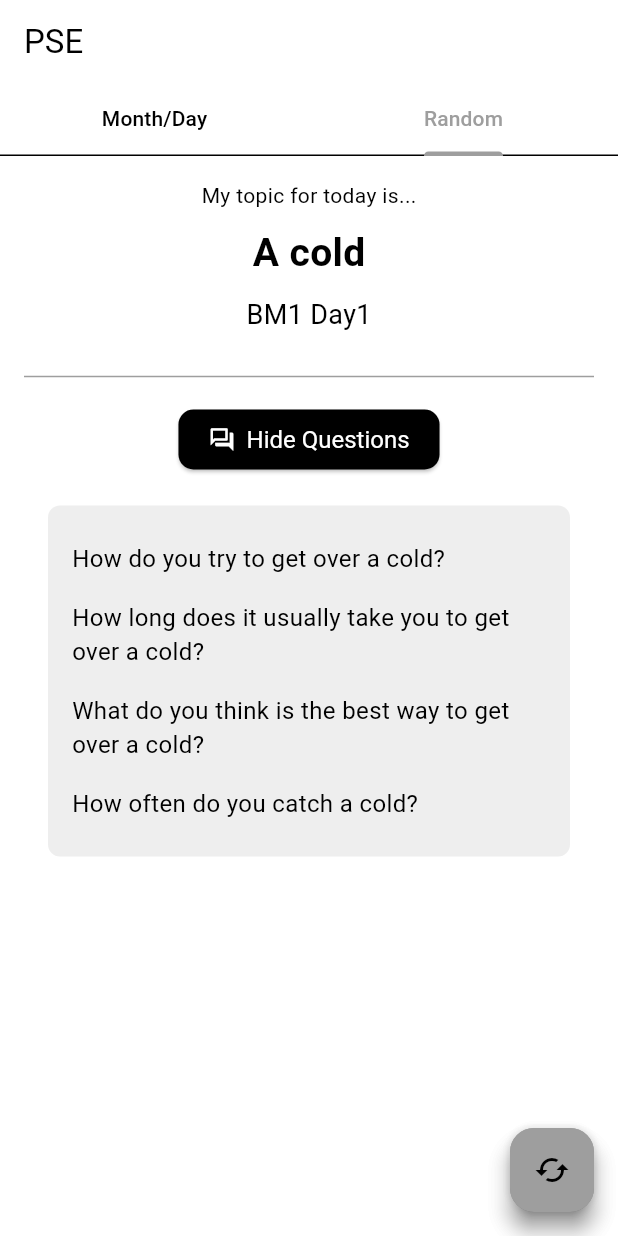
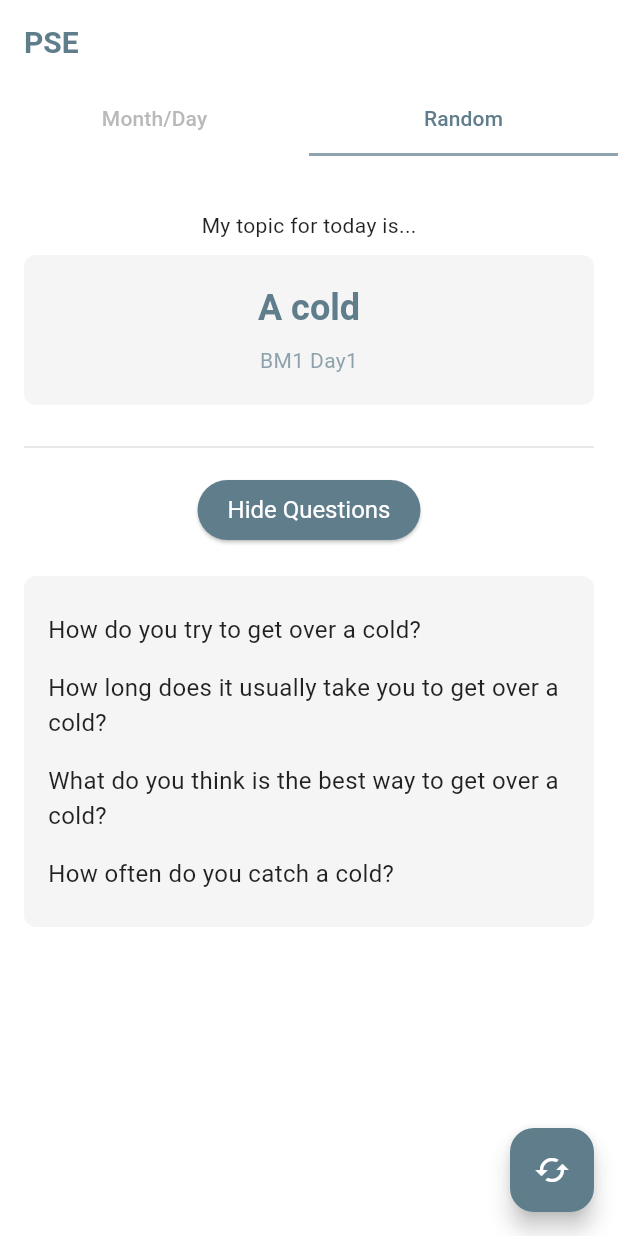
Before and after one commit to sohnsmith/pseacademy, a Flutter app: the screen it shows after launch, tab 2 chosen, after a tap on "Show Questions", on a phone screen of 412 x 824 dp. Run offline on Flutter 3.47's test engine with Material 3 defaults, Android fonts, the light colour scheme and no system bars; Roboto replaces fonts that are missing (Pretendard).

Commit message:
design update 002

```diff
--- a/lib/main.dart
+++ b/lib/main.dart
@@ -2,6 +2,7 @@ import 'package:flutter/material.dart';
 import 'package:provider/provider.dart';
 import 'screens/home_page.dart';
 import 'providers/topic_provider.dart';
+import 'theme.dart';
 
 void main() {
   runApp(
@@ -21,37 +22,8 @@ class MyApp extends StatelessWidget {
   Widget build(BuildContext context) {
     return MaterialApp(
       title: 'PSE',
-      theme: _buildThemeData(),
+      theme: buildThemeData(),
       home: const MyHomePage(title: 'PSE'),
     );
   }
-
-  ThemeData _buildThemeData() {
-    return ThemeData(
-      materialTapTargetSize: MaterialTapTargetSize.padded,
-      appBarTheme: const AppBarTheme(
-        backgroundColor: Colors.white,
-        elevation: 0,
-      ),
-      fontFamily: 'Pretendard',
-      colorScheme: ColorScheme.fromSwatch(
-        primarySwatch: Colors.grey,
-        backgroundColor: Colors.white,
-        brightness: Brightness.light,
-      ),
-      elevatedButtonTheme: ElevatedButtonThemeData(
-        style: ButtonStyle(
-          shape: MaterialStatePropertyAll(
-            RoundedRectangleBorder(borderRadius: BorderRadius.circular(10)),
-          ),
-          textStyle: const MaterialStatePropertyAll(
-              TextStyle(fontWeight: FontWeight.bold, fontSize: 16)),
-          padding: const MaterialStatePropertyAll(
-              EdgeInsets.symmetric(vertical: 20)),
-          backgroundColor: MaterialStateProperty.all(Colors.black),
-          foregroundColor: MaterialStateProperty.all(Colors.white),
-        ),
-      ),
-    );
-  }
 }
--- a/lib/screens/home_page.dart
+++ b/lib/screens/home_page.dart
@@ -1,8 +1,9 @@
 import 'package:flutter/material.dart';
 import 'package:provider/provider.dart';
 import '../providers/topic_provider.dart';
-import 'topic_by_day.dart';
-import 'random_topic.dart';
+import '../widgets/question_list.dart';
+import '../widgets/toggle_questions_button.dart';
+import '../widgets/floating_action_buttons.dart';
 
 class MyHomePage extends StatefulWidget {
   const MyHomePage({super.key, required this.title});
@@ -13,124 +14,114 @@ class MyHomePage extends StatefulWidget {
   State<MyHomePage> createState() => _MyHomePageState();
 }
 
-class _MyHomePageState extends State<MyHomePage> {
-  int _currentIndex = 0;
+class _MyHomePageState extends State<MyHomePage>
+    with SingleTickerProviderStateMixin {
+  late TabController _tabController;
+
+  @override
+  void initState() {
+    super.initState();
+    _tabController = TabController(length: 2, vsync: this);
+    _tabController.addListener(_handleTabSelection);
+  }
+
+  @override
+  void dispose() {
+    _tabController.removeListener(_handleTabSelection);
+    _tabController.dispose();
+    super.dispose();
+  }
+
+  void _handleTabSelection() {
+    setState(() {});
+  }
 
   @override
   Widget build(BuildContext context) {
-    return DefaultTabController(
-      length: 2,
-      child: Scaffold(
+    return Scaffold(
       appBar: AppBar(
         title: Text(widget.title),
         bottom: TabBar(
-            onTap: (index) {
-              setState(() {
-                _currentIndex = index;
-              });
-            },
+          controller: _tabController,
+          indicatorSize: TabBarIndicatorSize.tab,
+          indicator: UnderlineTabIndicator(
+            borderSide:
+                BorderSide(color: Theme.of(context).primaryColor, width: 2.0),
+          ),
           tabs: const [
             Tab(text: "Month/Day"),
             Tab(text: "Random"),
           ],
         ),
       ),
-        body: const TabBarView(
+      body: Padding(
+        padding: const EdgeInsets.all(16.0),
+        child: Column(
+          crossAxisAlignment: CrossAxisAlignment.center,
           children: [
-            TopicByDay(),
-            RandomTopic(),
+            const SizedBox(height: 20), // 여백 추가
+            const Text("My topic for today is..."),
+            const SizedBox(height: 10),
+            Consumer<TopicProvider>(
+              builder: (context, topicProvider, child) {
+                return Column(
+                  crossAxisAlignment: CrossAxisAlignment.center,
+                  children: [
+                    Container(
+                      width: double.infinity,
+                      height: 100, // 고정 높이
+                      padding: const EdgeInsets.all(16.0),
+                      decoration: BoxDecoration(
+                        color: Colors.grey.withOpacity(0.1), // 아주 연한 배경색
+                        borderRadius: BorderRadius.circular(8.0),
+                      ),
+                      child: Column(
+                        crossAxisAlignment: CrossAxisAlignment.center,
+                        mainAxisAlignment: MainAxisAlignment.center,
+                        children: [
+                          Text(
+                            topicProvider.currentTopic.name,
+                            style: Theme.of(context)
+                                .textTheme
+                                .titleLarge
+                                ?.copyWith(fontSize: 24), // 폰트 크기 증가
+                          ),
+                          const SizedBox(height: 10),
+                          Text(
+                            "${topicProvider.currentTopic.month} Day${topicProvider.currentTopic.day}",
+                            style: Theme.of(context)
+                                .textTheme
+                                .bodyMedium
+                                ?.copyWith(
+                                    color: Colors.blueGrey
+                                        .withOpacity(0.7)), // 폰트 색상 더 연하게
+                          ),
                         ],
                       ),
-        floatingActionButton: _currentIndex == 0
-            ? _buildMonthDayFAB(context)
-            : _buildRandomFAB(context),
                     ),
-    );
-  }
-
-  Widget _buildMonthDayFAB(BuildContext context) {
-    return Column(
-      mainAxisAlignment: MainAxisAlignment.end,
-      children: <Widget>[
-        FloatingActionButton(
-          onPressed: () => _selectMonth(context),
-          tooltip: 'Select Month',
-          child: const Icon(Icons.calendar_today),
+                    const SizedBox(height: 20),
+                    Divider(color: Theme.of(context).dividerColor),
+                    const SizedBox(height: 10),
+                    const ToggleQuestionsButton(),
+                    const SizedBox(height: 20),
+                    if (topicProvider.showQuestions)
+                      Container(
+                        padding: const EdgeInsets.all(16.0),
+                        decoration: BoxDecoration(
+                          color: Colors.grey.withOpacity(0.1), // 아주 연한 배경색
+                          borderRadius: BorderRadius.circular(8.0),
                         ),
-        const SizedBox(height: 10),
-        FloatingActionButton(
-          onPressed: () => _selectDay(context),
-          tooltip: 'Select Day',
-          child: const Icon(Icons.date_range),
-        ),
-      ],
-    );
-  }
-
-  Widget _buildRandomFAB(BuildContext context) {
-    final topicProvider = Provider.of<TopicProvider>(context, listen: false);
-    return FloatingActionButton(
-      onPressed: topicProvider.incrementCounter,
-      tooltip: 'Random Topic',
-      child: const Icon(Icons.cached),
-    );
-  }
-
-  void _selectMonth(BuildContext context) {
-    final topicProvider = Provider.of<TopicProvider>(context, listen: false);
-    showModalBottomSheet(
-      context: context,
-      builder: (BuildContext context) {
-        return Column(
-          mainAxisSize: MainAxisSize.min,
-          children: <Widget>[
-            ListTile(
-              title: const Text('BM1'),
-              onTap: () {
-                topicProvider.setSelectedMonth('BM1');
-                Navigator.pop(context);
-              },
-            ),
-            ListTile(
-              title: const Text('BM2'),
-              onTap: () {
-                topicProvider.setSelectedMonth('BM2');
-                Navigator.pop(context);
-              },
-            ),
-            ListTile(
-              title: const Text('BM3'),
-              onTap: () {
-                topicProvider.setSelectedMonth('BM3');
-                Navigator.pop(context);
-              },
+                        child: QuestionList(
+                            questions: topicProvider.currentTopic.questions),
                       ),
                   ],
                 );
               },
-    );
-  }
-
-  void _selectDay(BuildContext context) {
-    final topicProvider = Provider.of<TopicProvider>(context, listen: false);
-    showModalBottomSheet(
-      context: context,
-      builder: (BuildContext context) {
-        return SizedBox(
-          height: 300,
-          child: ListView(
-            children: List<Widget>.generate(20, (int index) {
-              return ListTile(
-                title: Text('Day ${index + 1}'),
-                onTap: () {
-                  topicProvider.setSelectedDay(index + 1);
-                  Navigator.pop(context);
-                },
-              );
-            }),
             ),
-        );
-      },
+          ],
+        ),
+      ),
+      floatingActionButton: buildFloatingActionButton(context, _tabController),
     );
   }
 }
--- a/lib/screens/random_topic.dart
+++ /dev/null
@@ -1,56 +0,0 @@
-import 'package:flutter/material.dart';
-import 'package:provider/provider.dart';
-import '../providers/topic_provider.dart';
-import '../widgets/question_list.dart';
-import '../widgets/toggle_questions_button.dart';
-
-class RandomTopic extends StatelessWidget {
-  const RandomTopic({super.key});
-
-  @override
-  Widget build(BuildContext context) {
-    final topicProvider = Provider.of<TopicProvider>(context);
-
-    return Scaffold(
-      body: Padding(
-        padding: const EdgeInsets.all(16.0),
-        child: Column(
-          crossAxisAlignment: CrossAxisAlignment.center,
-          children: <Widget>[
-            const Text("My topic for today is..."),
-            const SizedBox(height: 10),
-            Text(
-              topicProvider.currentTopic.name,
-              style: const TextStyle(
-                fontSize: 26,
-                fontWeight: FontWeight.bold,
-              ),
-            ),
-            const SizedBox(height: 10),
-            Text(
-              "${topicProvider.currentTopic.month} Day${topicProvider.currentTopic.day}",
-              style: const TextStyle(
-                fontSize: 18,
-                fontWeight: FontWeight.normal,
-              ),
-            ),
-            const SizedBox(height: 20),
-            const Divider(color: Colors.grey),
-            const SizedBox(height: 10),
-            const ToggleQuestionsButton(),
-            const SizedBox(height: 20),
-            if (topicProvider.showQuestions)
-              QuestionList(questions: topicProvider.currentTopic.questions),
-          ],
-        ),
-      ),
-      floatingActionButton: FloatingActionButton(
-        onPressed: () {
-          topicProvider.incrementCounter();
-        },
-        tooltip: 'Random Topic',
-        child: const Icon(Icons.cached),
-      ),
-    );
-  }
-}
--- a/lib/screens/topic_by_day.dart
+++ /dev/null
@@ -1,49 +0,0 @@
-import 'package:flutter/material.dart';
-import 'package:provider/provider.dart';
-import '../providers/topic_provider.dart';
-import '../widgets/question_list.dart';
-import '../widgets/toggle_questions_button.dart';
-
-class TopicByDay extends StatelessWidget {
-  const TopicByDay({super.key});
-
-  @override
-  Widget build(BuildContext context) {
-    final topicProvider = Provider.of<TopicProvider>(context);
-
-    return Scaffold(
-      body: Padding(
-        padding: const EdgeInsets.all(16.0),
-        child: Column(
-          crossAxisAlignment: CrossAxisAlignment.center,
-          children: [
-            const Text("My topic for today is..."),
-            const SizedBox(height: 10),
-            Text(
-              topicProvider.currentTopic.name,
-              style: const TextStyle(
-                fontSize: 26,
-                fontWeight: FontWeight.bold,
-              ),
-            ),
-            const SizedBox(height: 10),
-            Text(
-              "${topicProvider.currentTopic.month} Day${topicProvider.currentTopic.day}",
-              style: const TextStyle(
-                fontSize: 18,
-                fontWeight: FontWeight.normal,
-              ),
-            ),
-            const SizedBox(height: 20),
-            const Divider(color: Colors.grey),
-            const SizedBox(height: 10),
-            const ToggleQuestionsButton(),
-            const SizedBox(height: 20),
-            if (topicProvider.showQuestions)
-              QuestionList(questions: topicProvider.currentTopic.questions),
-          ],
-        ),
-      ),
-    );
-  }
-}
--- /dev/null
+++ b/lib/theme.dart
@@ -0,0 +1,60 @@
+import 'package:flutter/material.dart';
+
+ThemeData buildThemeData() {
+  return ThemeData(
+    primaryColor: Colors.blueGrey[300],
+    scaffoldBackgroundColor: Colors.white,
+    appBarTheme: const AppBarTheme(
+      color: Colors.white,
+      elevation: 0,
+      iconTheme: IconThemeData(color: Colors.blueGrey),
+      titleTextStyle: TextStyle(
+        color: Colors.blueGrey,
+        fontSize: 20,
+        fontWeight: FontWeight.bold,
+      ),
+    ),
+    tabBarTheme: const TabBarTheme(
+      labelColor: Colors.blueGrey,
+      unselectedLabelColor:
+          Color(0x998B8B8B), // Colors.blueGrey.withOpacity(0.6)의 값을 상수로 변환
+      indicator: BoxDecoration(
+        border: Border(
+          bottom: BorderSide(
+            color: Colors.blueGrey,
+            width: 2.0,
+          ),
+        ),
+      ),
+      indicatorSize: TabBarIndicatorSize.tab,
+    ),
+    textTheme: const TextTheme(
+      bodyMedium: TextStyle(color: Colors.black87),
+      titleLarge: TextStyle(
+          color: Colors.blueGrey, fontSize: 20, fontWeight: FontWeight.bold),
+    ),
+    elevatedButtonTheme: ElevatedButtonThemeData(
+      style: ButtonStyle(
+        backgroundColor: WidgetStateProperty.all<Color>(Colors.blueGrey),
+        foregroundColor: WidgetStateProperty.all<Color>(Colors.white),
+        padding: WidgetStateProperty.all<EdgeInsets>(
+          const EdgeInsets.symmetric(horizontal: 20, vertical: 10),
+        ),
+        textStyle: WidgetStateProperty.all<TextStyle>(
+          const TextStyle(fontSize: 16),
+        ),
+      ),
+    ),
+    floatingActionButtonTheme: const FloatingActionButtonThemeData(
+      backgroundColor: Colors.blueGrey,
+      foregroundColor: Colors.white,
+    ),
+    dividerColor: Colors.grey[300],
+    iconTheme: const IconThemeData(
+      color: Colors.blueGrey,
+    ),
+    colorScheme: ColorScheme.fromSwatch().copyWith(
+      secondary: Colors.blueGrey,
+    ),
+  );
+}
--- /dev/null
+++ b/lib/widgets/floating_action_buttons.dart
@@ -0,0 +1,90 @@
+import 'package:flutter/material.dart';
+import 'package:provider/provider.dart';
+import '../providers/topic_provider.dart';
+
+Widget buildFloatingActionButton(
+    BuildContext context, TabController tabController) {
+  final topicProvider = Provider.of<TopicProvider>(context, listen: false);
+  if (tabController.index == 0) {
+    return Column(
+      mainAxisAlignment: MainAxisAlignment.end,
+      children: <Widget>[
+        FloatingActionButton(
+          onPressed: () => _selectMonth(context),
+          tooltip: 'Select Month',
+          child: const Icon(Icons.calendar_today),
+        ),
+        const SizedBox(height: 10),
+        FloatingActionButton(
+          onPressed: () => _selectDay(context),
+          tooltip: 'Select Day',
+          child: const Icon(Icons.date_range),
+        ),
+      ],
+    );
+  } else {
+    return FloatingActionButton(
+      onPressed: topicProvider.incrementCounter,
+      tooltip: 'Random Topic',
+      child: const Icon(Icons.cached),
+    );
+  }
+}
+
+void _selectMonth(BuildContext context) {
+  final topicProvider = Provider.of<TopicProvider>(context, listen: false);
+  showModalBottomSheet(
+    context: context,
+    builder: (BuildContext context) {
+      return Column(
+        mainAxisSize: MainAxisSize.min,
+        children: <Widget>[
+          ListTile(
+            title: const Text('BM1'),
+            onTap: () {
+              topicProvider.setSelectedMonth('BM1');
+              Navigator.pop(context);
+            },
+          ),
+          ListTile(
+            title: const Text('BM2'),
+            onTap: () {
+              topicProvider.setSelectedMonth('BM2');
+              Navigator.pop(context);
+            },
+          ),
+          ListTile(
+            title: const Text('BM3'),
+            onTap: () {
+              topicProvider.setSelectedMonth('BM3');
+              Navigator.pop(context);
+            },
+          ),
+        ],
+      );
+    },
+  );
+}
+
+void _selectDay(BuildContext context) {
+  final topicProvider = Provider.of<TopicProvider>(context, listen: false);
+  showModalBottomSheet(
+    context: context,
+    builder: (BuildContext context) {
+      return SizedBox(
+        height: 300,
+        child: ListView(
+          children: List<Widget>.generate(20, (int index) {
+            return ListTile(
+              title: Text('Day ${index + 1}'),
+              onTap: () {
+                topicProvider.setSelectedDay(index + 1);
+                Navigator.pop(context);
+              },
+            );
+          }),
+        ),
+      );
+    },
+  );
+}
--- a/lib/widgets/question_list.dart
+++ b/lib/widgets/question_list.dart
@@ -7,14 +7,7 @@ class QuestionList extends StatelessWidget {
 
   @override
   Widget build(BuildContext context) {
-    return Container(
-      padding: const EdgeInsets.all(16.0),
-      margin: const EdgeInsets.symmetric(horizontal: 16.0),
-      decoration: BoxDecoration(
-        color: Colors.grey[200],
-        borderRadius: BorderRadius.circular(8.0),
-      ),
-      child: Column(
+    return Column(
       crossAxisAlignment: CrossAxisAlignment.start,
       children: questions
           .map((question) => Padding(
@@ -25,7 +18,6 @@ class QuestionList extends StatelessWidget {
                 ),
               ))
           .toList(),
-      ),
     );
   }
 }
--- a/lib/widgets/toggle_questions_button.dart
+++ b/lib/widgets/toggle_questions_button.dart
@@ -3,26 +3,15 @@ import 'package:provider/provider.dart';
 import '../providers/topic_provider.dart';
 
 class ToggleQuestionsButton extends StatelessWidget {
-  const ToggleQuestionsButton({Key? key}) : super(key: key);
+  const ToggleQuestionsButton({super.key}); // super.key 사용
 
   @override
   Widget build(BuildContext context) {
     final topicProvider = Provider.of<TopicProvider>(context);
-
-    return ElevatedButton.icon(
-      icon: Icon(
-        topicProvider.showQuestions
-            ? Icons.question_answer_outlined
-            : Icons.question_answer,
-      ),
-      label: Text(
-        topicProvider.showQuestions ? 'Hide Questions' : 'Show Questions',
-      ),
+    return ElevatedButton(
       onPressed: topicProvider.toggleQuestions,
-      style: ElevatedButton.styleFrom(
-        padding: const EdgeInsets.symmetric(horizontal: 20, vertical: 10),
-        textStyle: const TextStyle(fontSize: 16),
-      ),
+      child: Text(
+          topicProvider.showQuestions ? 'Hide Questions' : 'Show Questions'),
     );
   }
 }
```
Also changed, not shown: 1 other file. Lines whose indentation alone changed are shown as unchanged.
